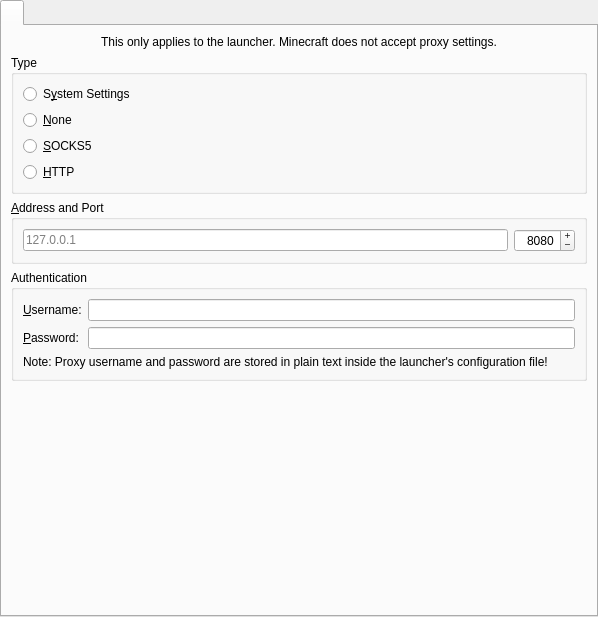
Before: the Qt Designer form launcher/ui/pages/global/ProxyPage.ui in FreesmTeam/FreesmLauncher, drawn with Qt 5.
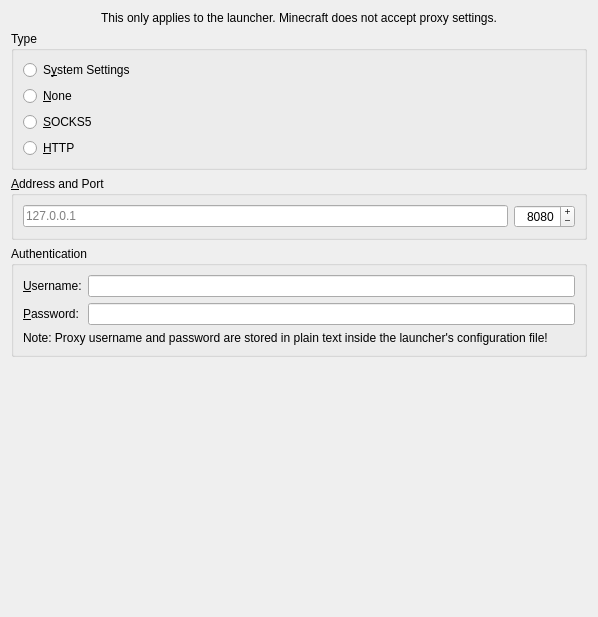
After: the same form once the commit is applied.

Commit message: Remove tabs from proxy page

```diff
--- a/launcher/ui/pages/global/ProxyPage.ui
+++ b/launcher/ui/pages/global/ProxyPage.ui
@@ -17,25 +17,6 @@
    </sizepolicy>
   </property>
   <layout class="QVBoxLayout" name="verticalLayout_2">
-   <property name="leftMargin">
-    <number>0</number>
-   </property>
-   <property name="topMargin">
-    <number>0</number>
-   </property>
-   <property name="rightMargin">
-    <number>0</number>
-   </property>
-   <property name="bottomMargin">
-    <number>0</number>
-   </property>
-   <item>
-    <widget class="QTabWidget" name="tabWidget">
-     <widget class="QWidget" name="tabWidgetPage1">
-      <attribute name="title">
-       <string notr="true"/>
-      </attribute>
-      <layout class="QVBoxLayout" name="verticalLayout">
        <item>
         <widget class="QLabel" name="proxyPlainTextWarningLabel_2">
          <property name="text">
@@ -194,10 +175,6 @@
           </size>
          </property>
         </spacer>
-       </item>
-      </layout>
-     </widget>
-    </widget>
    </item>
   </layout>
  </widget>
```
Lines whose indentation alone changed are shown as unchanged. The commit also changes 1 other file.
